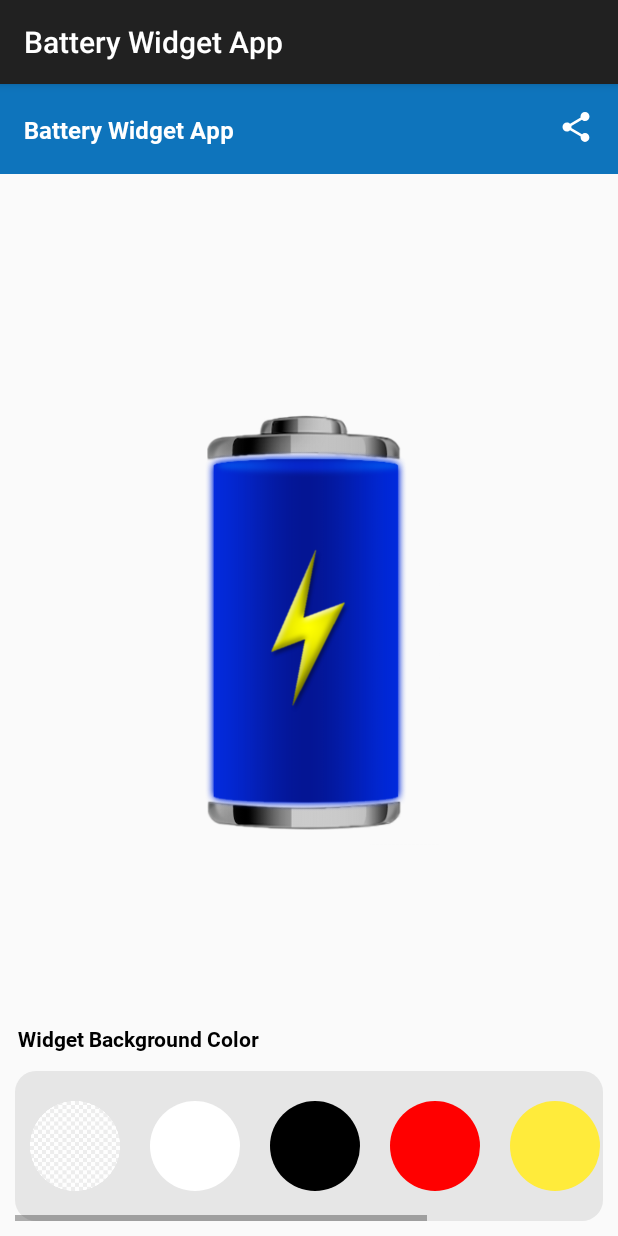
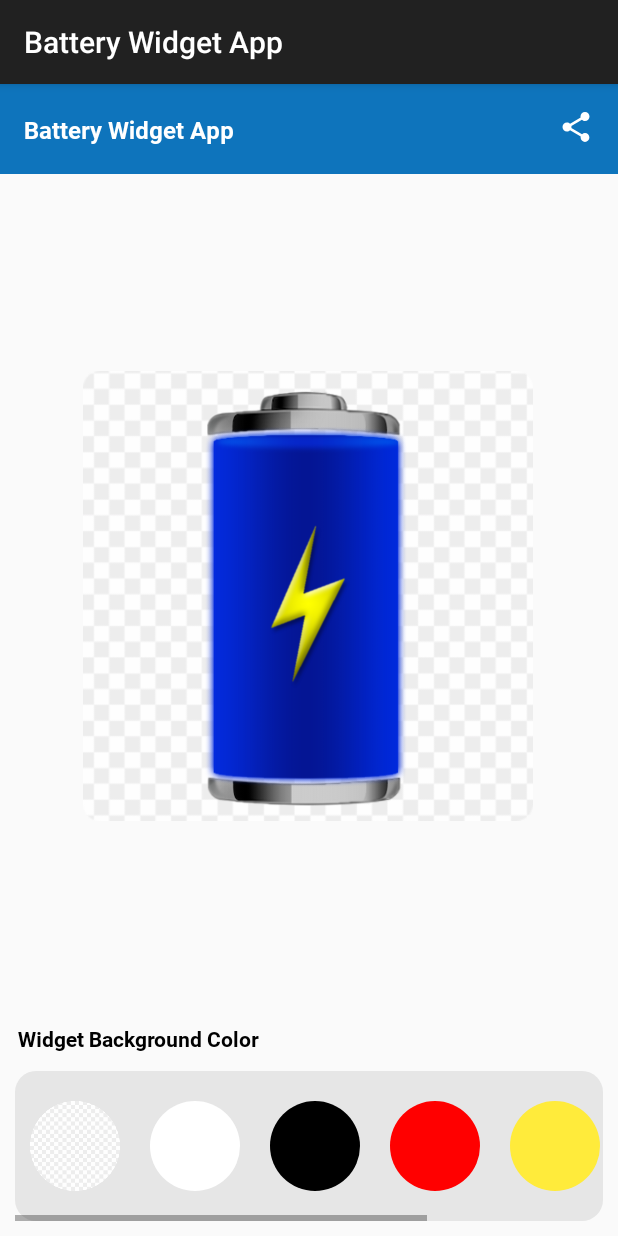
Before and after one commit to AmeerHamza112/AndroidBatteryWidgetKotlin, an Android app: the fragment HomeFragment shown on its own in the app's theme, on a phone screen of 412 x 824 dp. Run offline under Robolectric (Android 15) with nearby library versions, the light colour scheme and no system bars; 2 statements that could not run were skipped.

Commit message:
Battery background colors added

```diff
--- a/app/src/main/AndroidManifest.xml
+++ b/app/src/main/AndroidManifest.xml
@@ -36,7 +36,8 @@
 
         <receiver
             android:name=".widget.BatteryWidget"
-            android:label="Battery">
+            android:label="Battery"
+            android:exported="true">
             <intent-filter>
                 <action android:name="android.appwidget.action.APPWIDGET_UPDATE" />
                 <action android:name="android.intent.action.ACTION_POWER_CONNECTED" />
@@ -54,7 +55,8 @@
         <activity
             android:name=".MainActivity"
             android:label="@string/app_name"
-            android:theme="@style/AppTheme.NoActionBar">
+            android:theme="@style/AppTheme.NoActionBar"
+            android:exported="true">
             <intent-filter>
                 <action android:name="android.intent.action.MAIN" />
 
--- a/app/src/main/java/com/brown/widgets/HomeFragment.kt
+++ b/app/src/main/java/com/brown/widgets/HomeFragment.kt
@@ -1,18 +1,22 @@
 package com.brown.widgets
 
+import android.content.Intent
 import android.os.Bundle
 import android.view.LayoutInflater
 import android.view.View
 import android.view.ViewGroup
 import android.widget.Button
+import android.widget.Toast
 import androidx.fragment.app.Fragment
+import com.brown.widgets.databinding.HomeBinding
 import com.brown.widgets.helpers.NotifyHelper
 
 
 /**
  * A simple [Fragment] subclass as the default destination in the navigation.
  */
-class HomeFragment : Fragment() {
+class HomeFragment : Fragment(), View.OnClickListener {
+	private var binding: HomeBinding? = null
 	private val TAG = HomeFragment::class.simpleName
 	private lateinit var makeToast: (String, Boolean) -> Unit
 	private lateinit var manager: IManager
@@ -21,14 +25,31 @@ class HomeFragment : Fragment() {
 			inflater: LayoutInflater, container: ViewGroup?,
 			savedInstanceState: Bundle?
 	): View? {
+
+
+		// Inflate the layout for this fragment
+
+		binding = HomeBinding.inflate(inflater, container, false)
+
+		binding!!.ivShare.setOnClickListener(this)
+
+
+
 		makeToast = NotifyHelper.toastGenerator(requireContext())
 		manager = context as IManager
 
 		// Get initial status
 		updateView(manager.sendMonitorAction(ManagerAction.MONITORING_CHANGE))
 
-		// Inflate the layout for this fragment
-		return inflater.inflate(R.layout.home, container, false)
+		binding!!.ivTransparent.setOnClickListener(this)
+		binding!!.ivWhite.setOnClickListener(this)
+		binding!!.ivBlack.setOnClickListener(this)
+		binding!!.ivGrey.setOnClickListener(this)
+		binding!!.ivYellow.setOnClickListener(this)
+		binding!!.ivRed.setOnClickListener(this)
+		binding!!.ivOrange.setOnClickListener(this)
+
+		return  binding!!.root
 	}
 
 	override fun onViewCreated(view: View, savedInstanceState: Bundle?) {
@@ -58,4 +79,37 @@ class HomeFragment : Fragment() {
 			}
 		}
 	}
+
+	override fun onClick(v: View?) {
+		var id=v!!.id
+		if(id==R.id.iv_share){
+
+			val intent = Intent(Intent.ACTION_SEND)
+			intent.putExtra(Intent.EXTRA_TEXT, "Hi i am using Battery Widget App . It is a cool battery widget app . Download App from play store "+
+				"https://play.google.com/store/apps/details?id=" + requireContext().packageName)
+			intent.type = "text/plain"
+			startActivity(Intent.createChooser(intent, "Share Via"))
+
+		} else if(id==R.id.iv_transparent){
+			binding!!.ivBackground.background =resources.getDrawable(R.drawable.bg_rounded_transparent)
+
+		} else if(id==R.id.iv_white){
+			binding!!.ivBackground.background =resources.getDrawable(R.drawable.bg_rounded_white)
+		} else if(id==R.id.iv_black){
+			binding!!.ivBackground.background =resources.getDrawable(R.drawable.bg_rounded_black)
+
+		} else if(id==R.id.iv_red){
+			binding!!.ivBackground.background =resources.getDrawable(R.drawable.bg_rounded_red)
+
+		} else if(id==R.id.iv_yellow){
+			binding!!.ivBackground.background =resources.getDrawable(R.drawable.bg_rounded_yellow)
+
+		} else if(id==R.id.iv_orange){
+
+			binding!!.ivBackground.background =resources.getDrawable(R.drawable.bg_rounded_orange)
+		} else if(id==R.id.iv_grey){
+			binding!!.ivBackground.background =resources.getDrawable(R.drawable.bg_rounded_grey)
+
+		}
+	}
 }
--- /dev/null
+++ b/app/src/main/res/drawable/bg_rounded_black.xml
@@ -0,0 +1,10 @@
+<?xml version="1.0" encoding="utf-8"?>
+<shape
+		xmlns:android="http://schemas.android.com/apk/res/android"
+		android:shape="rectangle">
+
+	<solid
+			android:color="@color/black"/>
+
+<corners android:radius="14dp" />
+</shape>
--- /dev/null
+++ b/app/src/main/res/drawable/bg_rounded_grey.xml
@@ -0,0 +1,10 @@
+<?xml version="1.0" encoding="utf-8"?>
+<shape
+		xmlns:android="http://schemas.android.com/apk/res/android"
+		android:shape="rectangle">
+
+	<solid
+			android:color="@color/grey"/>
+
+<corners android:radius="14dp" />
+</shape>
--- /dev/null
+++ b/app/src/main/res/drawable/bg_rounded_orange.xml
@@ -0,0 +1,10 @@
+<?xml version="1.0" encoding="utf-8"?>
+<shape
+		xmlns:android="http://schemas.android.com/apk/res/android"
+		android:shape="rectangle">
+
+	<solid
+			android:color="@color/orange"/>
+
+<corners android:radius="14dp" />
+</shape>
--- /dev/null
+++ b/app/src/main/res/drawable/bg_rounded_red.xml
@@ -0,0 +1,10 @@
+<?xml version="1.0" encoding="utf-8"?>
+<shape
+		xmlns:android="http://schemas.android.com/apk/res/android"
+		android:shape="rectangle">
+
+	<solid
+			android:color="@color/red"/>
+
+<corners android:radius="14dp" />
+</shape>
--- /dev/null
+++ b/app/src/main/res/drawable/bg_rounded_white.xml
@@ -0,0 +1,10 @@
+<?xml version="1.0" encoding="utf-8"?>
+<shape
+		xmlns:android="http://schemas.android.com/apk/res/android"
+		android:shape="rectangle">
+
+	<solid
+			android:color="@color/white"/>
+
+<corners android:radius="14dp" />
+</shape>
--- /dev/null
+++ b/app/src/main/res/drawable/bg_rounded_yellow.xml
@@ -0,0 +1,10 @@
+<?xml version="1.0" encoding="utf-8"?>
+<shape
+		xmlns:android="http://schemas.android.com/apk/res/android"
+		android:shape="rectangle">
+
+	<solid
+			android:color="@color/yellow"/>
+
+<corners android:radius="14dp" />
+</shape>
--- a/app/src/main/res/layout/battery_widget.xml
+++ b/app/src/main/res/layout/battery_widget.xml
@@ -1,9 +1,10 @@
 <?xml version="1.0" encoding="utf-8"?>
 
 <RelativeLayout
+		android:background="@drawable/bg_rounded_white"
 		android:id="@+id/widget_view"
 		xmlns:android="http://schemas.android.com/apk/res/android"
-		android:layout_width="fill_parent"
+		android:layout_width="match_parent"
 		android:layout_height="wrap_content"
 		android:focusable="true">
 
@@ -139,6 +140,7 @@
 			android:visibility="gone" />
 
 	<TextView
+			android:fontFamily="@font/roboto_bold"
 			android:id="@+id/batterytext"
 			android:layout_width="wrap_content"
 			android:layout_height="wrap_content"
--- a/app/src/main/res/layout/home.xml
+++ b/app/src/main/res/layout/home.xml
@@ -32,7 +32,7 @@
 				app:layout_constraintTop_toTopOf="parent" />
 
 		<ImageView
-				android:id="@+id/imageView_share"
+				android:id="@+id/iv_share"
 				android:layout_width="24dp"
 				android:layout_height="24dp"
 				android:layout_marginEnd="16dp"
@@ -75,17 +75,20 @@
 
 	</LinearLayout>
 
+
 	<androidx.constraintlayout.widget.ConstraintLayout
+			android:id="@+id/cl_battery"
 			android:layout_width="match_parent"
-			android:layout_height="match_parent"
-			android:id="@+id/cl_battery"
+			android:layout_height="0dp"
+			app:layout_constraintBottom_toBottomOf="parent"
 			app:layout_constraintEnd_toEndOf="parent"
+			app:layout_constraintHorizontal_bias="0.0"
 			app:layout_constraintStart_toStartOf="parent"
-			app:layout_constraintTop_toTopOf="parent">
-
+			app:layout_constraintTop_toBottomOf="@+id/constraintLayout3">
 
 		<ImageView
-				android:id="@+id/imageView"
+				android:background="@drawable/bg_rounded_transparent"
+				android:id="@+id/iv_background"
 				android:layout_width="300dp"
 				android:layout_height="300dp"
 				android:src="@drawable/battery"
@@ -94,7 +97,7 @@
 				app:layout_constraintHorizontal_bias="0.495"
 				app:layout_constraintStart_toStartOf="parent"
 				app:layout_constraintTop_toTopOf="parent"
-				app:layout_constraintVertical_bias="0.579" />
+				app:layout_constraintVertical_bias="0.44" />
 
 		<ImageView
 
@@ -102,19 +105,19 @@
 				android:layout_width="300dp"
 				android:layout_height="290dp"
 				android:src="@drawable/lic_100"
-				app:layout_constraintBottom_toBottomOf="@+id/imageView"
-				app:layout_constraintEnd_toEndOf="@+id/imageView"
+				app:layout_constraintBottom_toBottomOf="@+id/iv_background"
+				app:layout_constraintEnd_toEndOf="@+id/iv_background"
 				app:layout_constraintHorizontal_bias="0.495"
-				app:layout_constraintStart_toStartOf="@+id/imageView" />
+				app:layout_constraintStart_toStartOf="@+id/iv_background" />
 
 		<ImageView
 				android:id="@+id/imageView2"
 				android:layout_width="wrap_content"
 				android:layout_height="wrap_content"
 				android:src="@drawable/charge"
-				app:layout_constraintBottom_toBottomOf="@+id/imageView"
-				app:layout_constraintEnd_toEndOf="@+id/imageView3"
-				app:layout_constraintStart_toStartOf="@+id/imageView"
+				app:layout_constraintBottom_toBottomOf="@+id/iv_background"
+				app:layout_constraintEnd_toEndOf="@+id/iv_background"
+				app:layout_constraintStart_toStartOf="@+id/iv_background"
 				app:layout_constraintTop_toTopOf="@+id/imageView3" />
 
 		<HorizontalScrollView
@@ -198,4 +201,5 @@
 
 	</androidx.constraintlayout.widget.ConstraintLayout>
 
+
 </androidx.constraintlayout.widget.ConstraintLayout>
```
Also changed, not shown: app/build.gradle (+6 -2 lines), app/src/main/res/drawable/bg_rounded_transparent.png (added).
